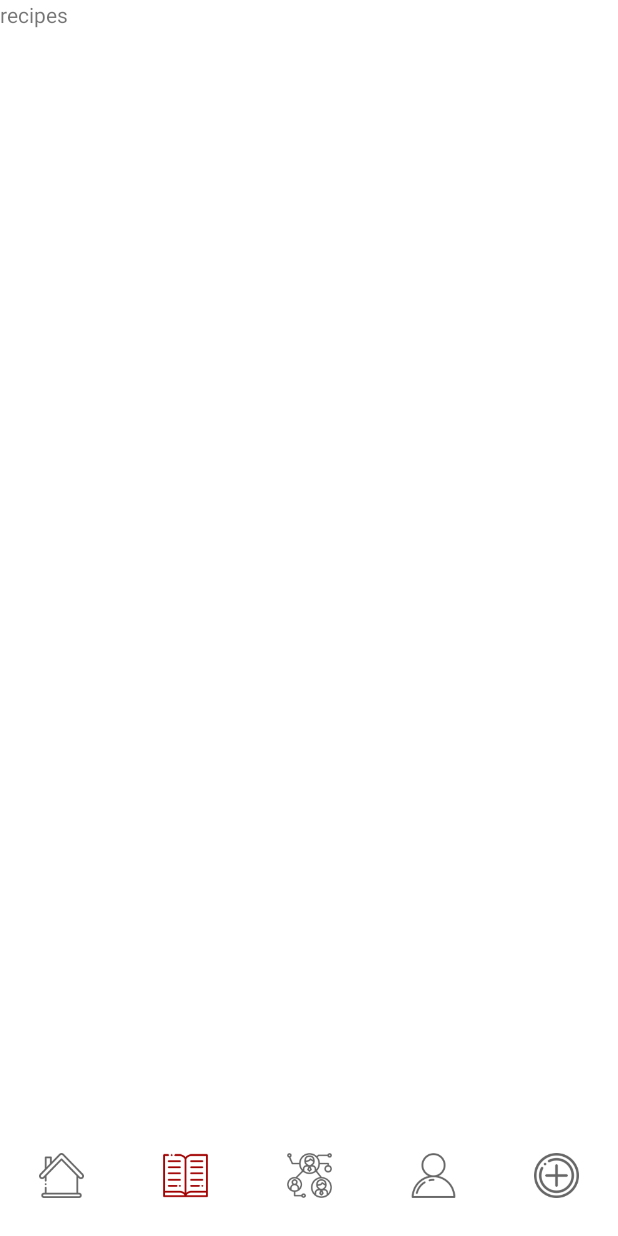
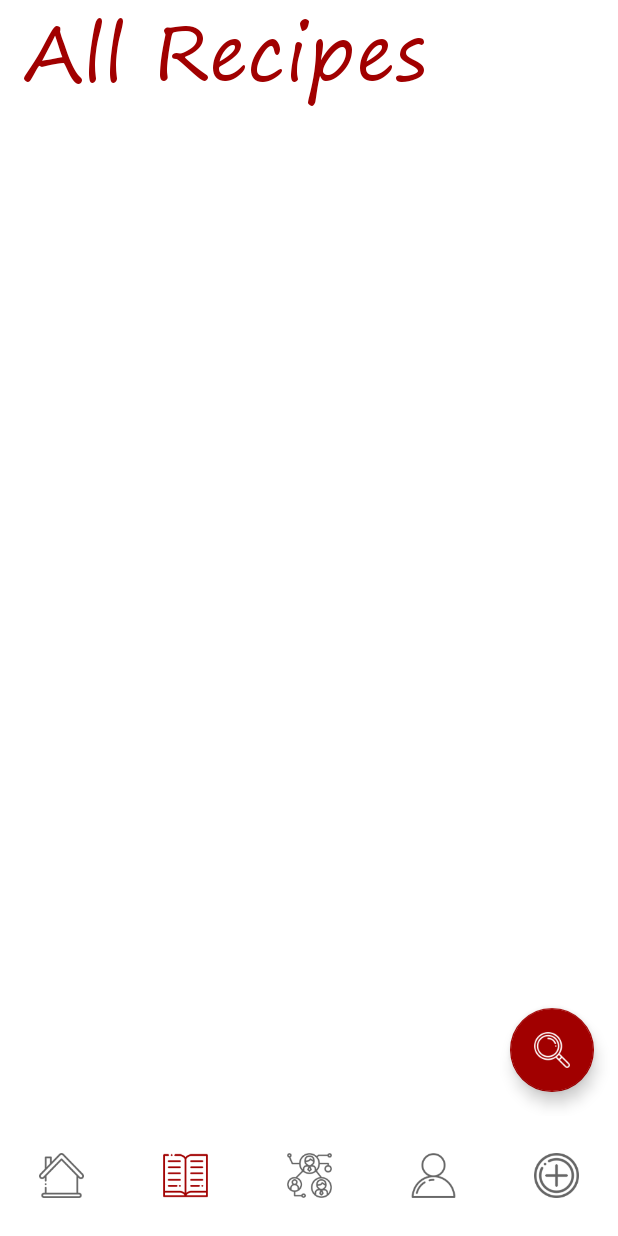
Before and after one commit to JohanneBoisvilliers/CookBook, an Android app: the screen it shows after launch (MainActivity), item 2 of the bottom bar chosen, on a phone screen of 412 x 824 dp. Run offline under Robolectric (Android 15) with nearby library versions, the phone set to English and light mode, and no system bars; our stand-ins replace ButterKnife.

Commit message:
UI of all recipes fragment

```diff
--- a/app/src/main/res/layout/fragment_recipes.xml
+++ b/app/src/main/res/layout/fragment_recipes.xml
@@ -1,14 +1,43 @@
 <?xml version="1.0" encoding="utf-8"?>
-<FrameLayout xmlns:android="http://schemas.android.com/apk/res/android"
+<androidx.constraintlayout.widget.ConstraintLayout xmlns:android="http://schemas.android.com/apk/res/android"
     xmlns:tools="http://schemas.android.com/tools"
     android:layout_width="match_parent"
     android:layout_height="match_parent"
-    tools:context=".recipesPage.recipesFragment">
+    xmlns:app="http://schemas.android.com/apk/res-auto"
+    tools:context=".recipesPage.RecipesFragment">
 
     <!-- TODO: Update blank fragment layout -->
     <TextView
+        android:id="@+id/all_recipes_title"
+        android:layout_width="wrap_content"
+        android:layout_height="wrap_content"
+        android:text="@string/all_recipes_title"
+        android:fontFamily="@font/segoepr"
+        android:textColor="@color/colorAccent"
+        android:textSize="@dimen/title_size"
+        android:layout_marginTop="@dimen/margin_title"
+        android:layout_marginStart="@dimen/margin_to_border"
+        app:layout_constraintTop_toTopOf="parent"
+        app:layout_constraintLeft_toLeftOf="parent" />
+
+    <androidx.recyclerview.widget.RecyclerView
         android:layout_width="match_parent"
-        android:layout_height="match_parent"
-        android:text="recipes" />
+        android:layout_height="wrap_content"
+        app:layout_constraintTop_toBottomOf="@id/all_recipes_title"
+        app:layout_constraintLeft_toLeftOf="parent"
+        android:layout_marginStart="@dimen/margin_to_border"
+        android:layout_marginTop="@dimen/margin_to_border"
+        android:layout_marginEnd="@dimen/margin_to_border" />
 
-</FrameLayout>
+    <com.google.android.material.floatingactionbutton.FloatingActionButton
+        android:id="@+id/fab_search_recipe"
+        android:layout_width="wrap_content"
+        android:layout_height="wrap_content"
+        android:layout_gravity="end|bottom"
+        android:src="@drawable/search"
+        android:tint="@color/colorPrimary"
+        android:layout_margin="@dimen/margin_to_border"
+        app:layout_constraintBottom_toBottomOf="parent"
+        app:layout_constraintRight_toRightOf="parent" />
+
+</androidx.constraintlayout.widget.ConstraintLayout>
--- a/app/src/main/res/values/dimen.xml
+++ b/app/src/main/res/values/dimen.xml
@@ -17,4 +17,7 @@
     <dimen name="bottom_gradient_container_height">60dp</dimen>
     <dimen name="text_bottom_gradient_size">20sp</dimen>
     <dimen name="margin_text_bottom">10sp</dimen>
+    <!--ALL RECIPES FRAGMENT-->
+    <dimen name="margin_title">-10dp</dimen>
+    <dimen name="title_size">50sp</dimen>
 </resources>
--- a/app/src/main/res/values/strings.xml
+++ b/app/src/main/res/values/strings.xml
@@ -1,4 +1,8 @@
 <resources>
+    <!--MAIN-->
     <string name="app_name">CookBook</string>
+    <!--HOME FRAGMENT-->
     <string name="category_latest">Latest Recipes</string>
+    <!--ALL RECIPES FRAGMENT-->
+    <string name="all_recipes_title">All Recipes</string>
 </resources>
```
Also changed, not shown: app/src/main/res/drawable-hdpi/search.9.png (added), app/src/main/res/drawable-mdpi/search.9.png (added), app/src/main/res/drawable-xhdpi/search.9.png (added), app/src/main/res/drawable-xxhdpi/search.9.png (added), app/src/main/res/drawable-xxxhdpi/search.9.png (added).
